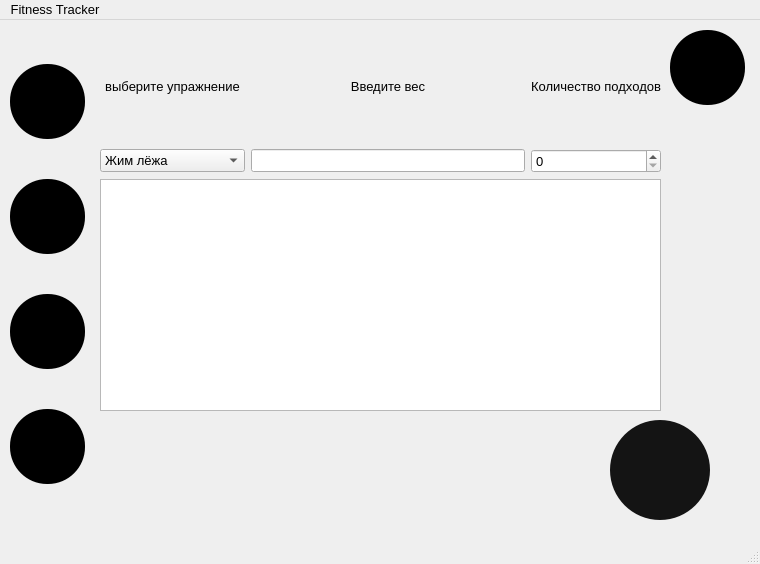
This is FitnessTracker/mainwindow.ui in kotuar/FITNESSS as Qt 5 draws it before an edit. The edited form follows.
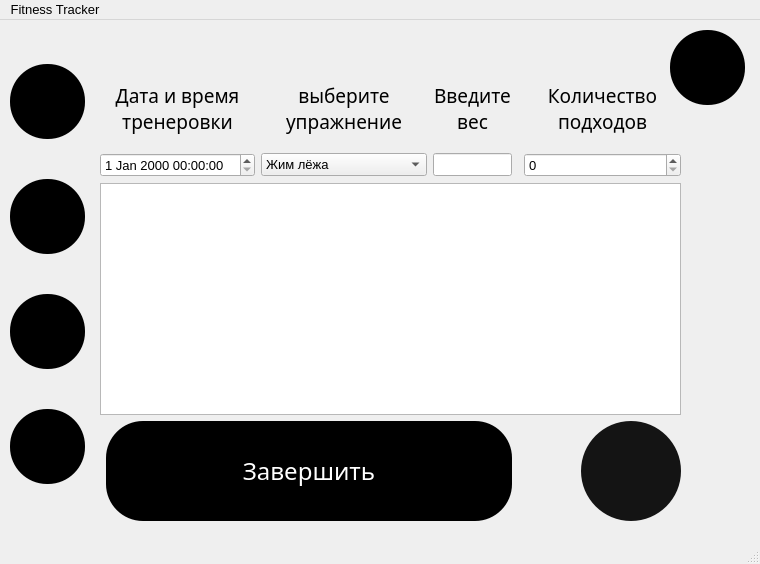
This is the edited form. Icons and pictures are not drawn.

What changed in the file:
```diff
--- a/FitnessTracker/mainwindow.ui
+++ b/FitnessTracker/mainwindow.ui
@@ -56,47 +56,6 @@
      </size>
     </property>
    </widget>
-   <widget class="QPushButton" name="AddNote">
-    <property name="geometry">
-     <rect>
-      <x>610</x>
-      <y>400</y>
-      <width>100</width>
-      <height>100</height>
-     </rect>
-    </property>
-    <property name="sizePolicy">
-     <sizepolicy hsizetype="Fixed" vsizetype="Fixed">
-      <horstretch>0</horstretch>
-      <verstretch>0</verstretch>
-     </sizepolicy>
-    </property>
-    <property name="mouseTracking">
-     <bool>false</bool>
-    </property>
-    <property name="styleSheet">
-     <string notr="true"> background-color: #141414;
- border-radius:50px;
- max-width:100px;
- max-height:100px;
- min-width:100px;
- min-height:100px;
-</string>
-    </property>
-    <property name="text">
-     <string/>
-    </property>
-    <property name="icon">
-     <iconset>
-      <normaloff>C:/Users/demsh/Downloads/free-icon-plus-positive-add-mathematical-symbol-43869.png</normaloff>C:/Users/demsh/Downloads/free-icon-plus-positive-add-mathematical-symbol-43869.png</iconset>
-    </property>
-    <property name="iconSize">
-     <size>
-      <width>50</width>
-      <height>50</height>
-     </size>
-    </property>
-   </widget>
    <widget class="QWidget" name="layoutWidget">
     <property name="geometry">
      <rect>
@@ -215,20 +174,189 @@
     <property name="geometry">
      <rect>
       <x>100</x>
-      <y>10</y>
-      <width>561</width>
-      <height>381</height>
+      <y>30</y>
+      <width>581</width>
+      <height>471</height>
      </rect>
     </property>
-    <layout class="QGridLayout" name="gridLayout">
+    <property name="styleSheet">
+     <string notr="true"/>
+    </property>
+    <layout class="QGridLayout" name="AddWorkaut">
+     <item row="4" column="0" rowspan="3" colspan="7">
+      <widget class="QTextEdit" name="textEdit">
+       <property name="styleSheet">
+        <string notr="true"/>
+       </property>
+       <property name="tabChangesFocus">
+        <bool>false</bool>
+       </property>
+       <property name="documentTitle">
+        <string/>
+       </property>
+       <property name="overwriteMode">
+        <bool>true</bool>
+       </property>
+       <property name="acceptRichText">
+        <bool>true</bool>
+       </property>
+       <property name="textInteractionFlags">
+        <set>Qt::TextInteractionFlag::TextEditorInteraction</set>
+       </property>
+       <property name="placeholderText">
+        <string comment="Заметки для записей самочувствия,ощущениями" extracomment="Заметки для записей самочувствия,ощущениями"/>
+       </property>
+      </widget>
+     </item>
+     <item row="8" column="1" colspan="3">
+      <widget class="QPushButton" name="pushButton">
+       <property name="sizePolicy">
+        <sizepolicy hsizetype="Minimum" vsizetype="Preferred">
+         <horstretch>0</horstretch>
+         <verstretch>0</verstretch>
+        </sizepolicy>
+       </property>
+       <property name="font">
+        <font>
+         <family>Ink Free</family>
+         <pointsize>18</pointsize>
+         <bold>false</bold>
+        </font>
+       </property>
+       <property name="autoFillBackground">
+        <bool>false</bool>
+       </property>
+       <property name="styleSheet">
+        <string notr="true">QPushButton
+{
+background: black;
+color:white;
+border:red;
+ border-radius:37px;
+}
+QPushButton:hover
+{
+background: #808080; 
+color:white;
+border:red;
+}</string>
+       </property>
+       <property name="text">
+        <string>Завершить</string>
+       </property>
+       <property name="shortcut">
+        <string notr="true"/>
+       </property>
+       <property name="checkable">
+        <bool>false</bool>
+       </property>
+       <property name="checked">
+        <bool>false</bool>
+       </property>
+       <property name="autoRepeat">
+        <bool>true</bool>
+       </property>
+       <property name="autoExclusive">
+        <bool>true</bool>
+       </property>
+      </widget>
+     </item>
+     <item row="8" column="6">
+      <widget class="QPushButton" name="AddNote">
+       <property name="sizePolicy">
+        <sizepolicy hsizetype="Fixed" vsizetype="Fixed">
+         <horstretch>0</horstretch>
+         <verstretch>0</verstretch>
+        </sizepolicy>
+       </property>
+       <property name="mouseTracking">
+        <bool>true</bool>
+       </property>
+       <property name="styleSheet">
+        <string notr="true">QPushButton
+{  
+background-color: #141414;
+ border-radius:50px;
+ max-width:100px;
+ max-height:100px;
+ min-width:100px;
+ min-height:100px;
+
+}
+QPushButton:hover
+{
+background: #808080; 
+border:none;
+}</string>
+       </property>
+       <property name="text">
+        <string/>
+       </property>
+       <property name="icon">
+        <iconset>
+         <normaloff>C:/Users/demsh/Downloads/free-icon-plus-positive-add-mathematical-symbol-43869.png</normaloff>C:/Users/demsh/Downloads/free-icon-plus-positive-add-mathematical-symbol-43869.png</iconset>
+       </property>
+       <property name="iconSize">
+        <size>
+         <width>50</width>
+         <height>50</height>
+        </size>
+       </property>
+      </widget>
+     </item>
+     <item row="2" column="2">
+      <widget class="QComboBox" name="LineWorkout">
+       <property name="maxVisibleItems">
+        <number>6</number>
+       </property>
+       <item>
+        <property name="text">
+         <string>Жим лёжа</string>
+        </property>
+       </item>
+       <item>
+        <property name="text">
+         <string>Становая тяга</string>
+        </property>
+       </item>
+       <item>
+        <property name="text">
+         <string>Присед со штангой</string>
+        </property>
+       </item>
+       <item>
+        <property name="text">
+         <string>Бег на дорожке</string>
+        </property>
+       </item>
+       <item>
+        <property name="text">
+         <string>Новый элемент</string>
+        </property>
+       </item>
+      </widget>
+     </item>
+     <item row="0" column="1">
+      <spacer name="horizontalSpacer_3">
+       <property name="orientation">
+        <enum>Qt::Orientation::Horizontal</enum>
+       </property>
+       <property name="sizeHint" stdset="0">
+        <size>
+         <width>40</width>
+         <height>20</height>
+        </size>
+       </property>
+      </spacer>
+     </item>
      <item row="1" column="3">
-      <widget class="QSpinBox" name="lineApproach"/>
-     </item>
-     <item row="1" column="2">
-      <widget class="QLineEdit" name="linWeight"/>
-     </item>
-     <item row="0" column="2">
       <widget class="QLabel" name="label_2">
+       <property name="font">
+        <font>
+         <family>Ink Free</family>
+         <pointsize>14</pointsize>
+        </font>
+       </property>
        <property name="text">
         <string>Введите вес</string>
        </property>
@@ -238,16 +366,93 @@
        <property name="alignment">
         <set>Qt::AlignmentFlag::AlignCenter</set>
        </property>
+       <property name="wordWrap">
+        <bool>true</bool>
+       </property>
       </widget>
      </item>
-     <item row="0" column="3">
+     <item row="1" column="2">
+      <widget class="QLabel" name="label">
+       <property name="font">
+        <font>
+         <family>Ink Free</family>
+         <pointsize>14</pointsize>
+        </font>
+       </property>
+       <property name="text">
+        <string>выберите упражнение</string>
+       </property>
+       <property name="alignment">
+        <set>Qt::AlignmentFlag::AlignCenter</set>
+       </property>
+       <property name="wordWrap">
+        <bool>true</bool>
+       </property>
+       <property name="margin">
+        <number>22</number>
+       </property>
+      </widget>
+     </item>
+     <item row="2" column="3">
+      <widget class="QLineEdit" name="linWeight"/>
+     </item>
+     <item row="1" column="0" colspan="2">
+      <widget class="QLabel" name="label_4">
+       <property name="font">
+        <font>
+         <family>Ink Free</family>
+         <pointsize>14</pointsize>
+        </font>
+       </property>
+       <property name="mouseTracking">
+        <bool>false</bool>
+       </property>
+       <property name="tabletTracking">
+        <bool>false</bool>
+       </property>
+       <property name="acceptDrops">
+        <bool>false</bool>
+       </property>
+       <property name="autoFillBackground">
+        <bool>false</bool>
+       </property>
+       <property name="text">
+        <string>Дата и время тренеровки</string>
+       </property>
+       <property name="scaledContents">
+        <bool>false</bool>
+       </property>
+       <property name="alignment">
+        <set>Qt::AlignmentFlag::AlignCenter</set>
+       </property>
+       <property name="wordWrap">
+        <bool>true</bool>
+       </property>
+      </widget>
+     </item>
+     <item row="2" column="5" colspan="2">
+      <widget class="QSpinBox" name="lineApproach"/>
+     </item>
+     <item row="2" column="0" colspan="2">
+      <widget class="QDateTimeEdit" name="dateTimeEdit"/>
+     </item>
+     <item row="1" column="5" colspan="2">
       <widget class="QLabel" name="label_3">
+       <property name="font">
+        <font>
+         <family>Ink Free</family>
+         <pointsize>14</pointsize>
+        </font>
+       </property>
        <property name="text">
         <string>Количество подходов</string>
        </property>
        <property name="alignment">
         <set>Qt::AlignmentFlag::AlignCenter</set>
        </property>
+       <property name="wordWrap">
+        <bool>true</bool>
+       </property>
        <property name="margin">
         <number>23</number>
        </property>
@@ -262,73 +467,6 @@
        </property>
       </widget>
      </item>
-     <item row="1" column="1">
-      <widget class="QComboBox" name="LineWorkout">
-       <item>
-        <property name="text">
-         <string>Жим лёжа</string>
-        </property>
-       </item>
-       <item>
-        <property name="text">
-         <string>Становая тяга</string>
-        </property>
-       </item>
-       <item>
-        <property name="text">
-         <string>Присед со штангой</string>
-        </property>
-       </item>
-       <item>
-        <property name="text">
-         <string>Бег на дорожке</string>
-        </property>
-       </item>
-       <item>
-        <property name="text">
-         <string>Новый элемент</string>
-        </property>
-       </item>
-      </widget>
-     </item>
-     <item row="0" column="1">
-      <widget class="QLabel" name="label">
-       <property name="text">
-        <string>выберите упражнение</string>
-       </property>
-       <property name="alignment">
-        <set>Qt::AlignmentFlag::AlignCenter</set>
-       </property>
-       <property name="wordWrap">
-        <bool>false</bool>
-       </property>
-       <property name="margin">
-        <number>22</number>
-       </property>
-      </widget>
-     </item>
-     <item row="3" column="1" rowspan="2" colspan="3">
-      <widget class="QTextEdit" name="textEdit">
-       <property name="tabChangesFocus">
-        <bool>false</bool>
-       </property>
-       <property name="documentTitle">
-        <string/>
-       </property>
-       <property name="overwriteMode">
-        <bool>true</bool>
-       </property>
-       <property name="acceptRichText">
-        <bool>true</bool>
-       </property>
-       <property name="textInteractionFlags">
-        <set>Qt::TextInteractionFlag::TextEditorInteraction</set>
-       </property>
-       <property name="placeholderText">
-        <string comment="Заметки для записей самочувствия,ощущениями" extracomment="Заметки для записей самочувствия,ощущениями"/>
-       </property>
-      </widget>
-     </item>
     </layout>
    </widget>
   </widget>
```
Left out of the diff: 69 changed lines with no effect on the pictures.
